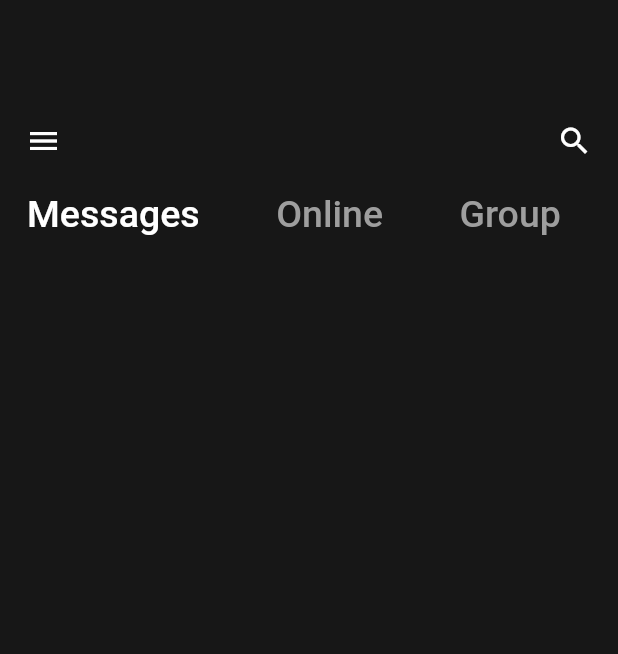
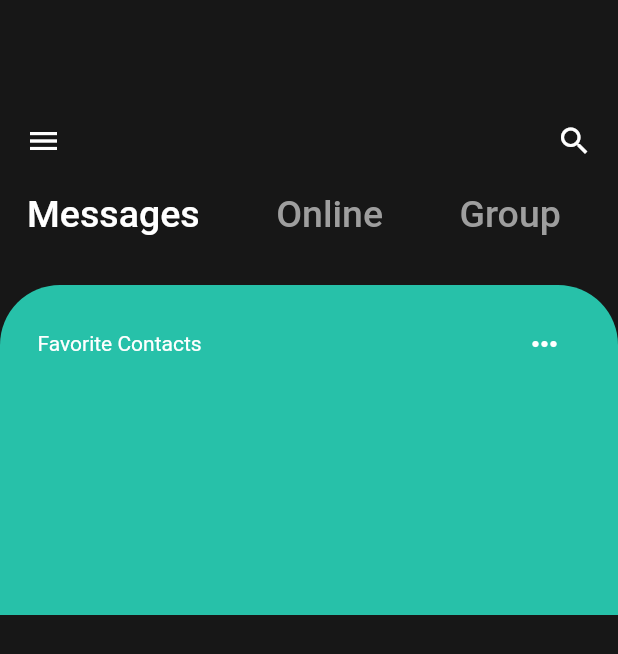
Before and after one commit to lukasvalentino971/Chatting-Apps, a Flutter app: the screen it shows after launch, on a phone screen of 412 x 824 dp. Shown: the top 654 px of the screen. Run offline on Flutter 3.47's test engine with Material 2 defaults, Android fonts, the phone set to English and light mode, and no system bars.

Commit message:
feat: add favorite contact and more

```diff
--- a/chat_ui/lib/main.dart
+++ b/chat_ui/lib/main.dart
@@ -24,7 +24,7 @@ class MyHomePage extends StatelessWidget {
   Widget build(BuildContext context) {
     return Scaffold(
       backgroundColor: const Color(0xFF171717),
-      body: Column(
+      body: Stack(
         children: [
           Column(
             children: [
@@ -112,6 +112,39 @@ class MyHomePage extends StatelessWidget {
               ),
             ],
           ),
+          Positioned(
+              top: 190,
+              left: 0,
+              right: 0,
+              child: Container(
+                padding: const EdgeInsets.only(top: 15, left: 25, right: 25),
+                height: 220,
+                decoration: const BoxDecoration(
+                    color: Color(0xFF27c1a9),
+                    borderRadius: BorderRadius.only(
+                        topLeft: Radius.circular(40),
+                        topRight: Radius.circular(40))),
+                child: Column(
+                  children: [
+                    Row(
+                      mainAxisAlignment: MainAxisAlignment.spaceBetween,
+                      children: [
+                        const Text(
+                          "Favorite Contacts",
+                          style: TextStyle(color: Colors.white),
+                        ),
+                        IconButton(
+                          onPressed: () {},
+                          icon: const Icon(
+                            Icons.more_horiz,
+                            color: Colors.white,
+                          ),
+                        ),
+                      ],
+                    ),
+                  ],
+                ),
+              ))
         ],
       ),
     );
```
